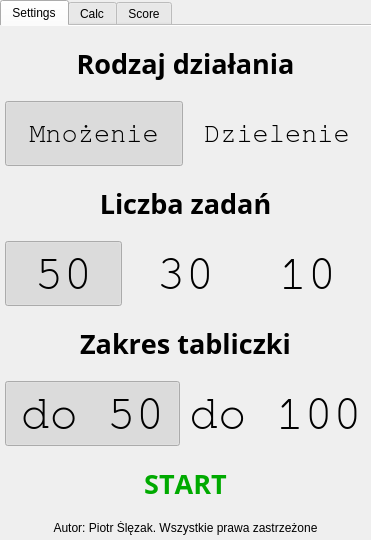
This is main_ui.ui in ravender83/python_kalkulator as Qt 5 draws it before an edit. The edited form follows.
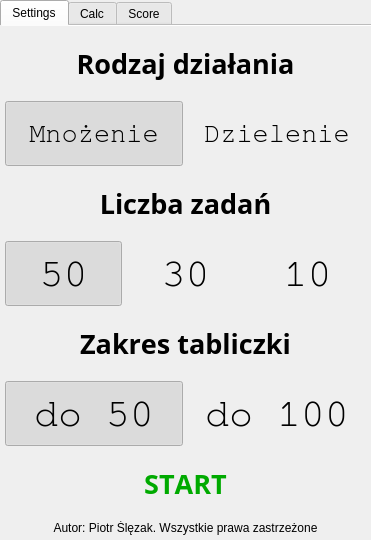
This is the edited form.

Commit message: Poprawka w main_ui

```diff
--- a/main_ui.ui
+++ b/main_ui.ui
@@ -229,7 +229,7 @@
             <property name="font">
              <font>
               <family>FreeMono</family>
-              <pointsize>36</pointsize>
+              <pointsize>30</pointsize>
               <weight>50</weight>
               <bold>false</bold>
               <stylestrategy>PreferAntialias</stylestrategy>
@@ -273,7 +273,7 @@
             <property name="font">
              <font>
               <family>FreeMono</family>
-              <pointsize>36</pointsize>
+              <pointsize>30</pointsize>
               <weight>50</weight>
               <bold>false</bold>
               <stylestrategy>PreferAntialias</stylestrategy>
@@ -314,7 +314,7 @@
             <property name="font">
              <font>
               <family>FreeMono</family>
-              <pointsize>36</pointsize>
+              <pointsize>30</pointsize>
               <weight>50</weight>
               <bold>false</bold>
               <stylestrategy>PreferAntialias</stylestrategy>
@@ -378,7 +378,7 @@
             <property name="font">
              <font>
               <family>FreeMono</family>
-              <pointsize>36</pointsize>
+              <pointsize>30</pointsize>
               <weight>50</weight>
               <bold>false</bold>
               <stylestrategy>PreferAntialias</stylestrategy>
@@ -419,7 +419,7 @@
             <property name="font">
              <font>
               <family>FreeMono</family>
-              <pointsize>36</pointsize>
+              <pointsize>30</pointsize>
               <weight>50</weight>
               <bold>false</bold>
               <stylestrategy>PreferAntialias</stylestrategy>
```
Left out of the diff: 18 changed lines with no effect on the pictures.
